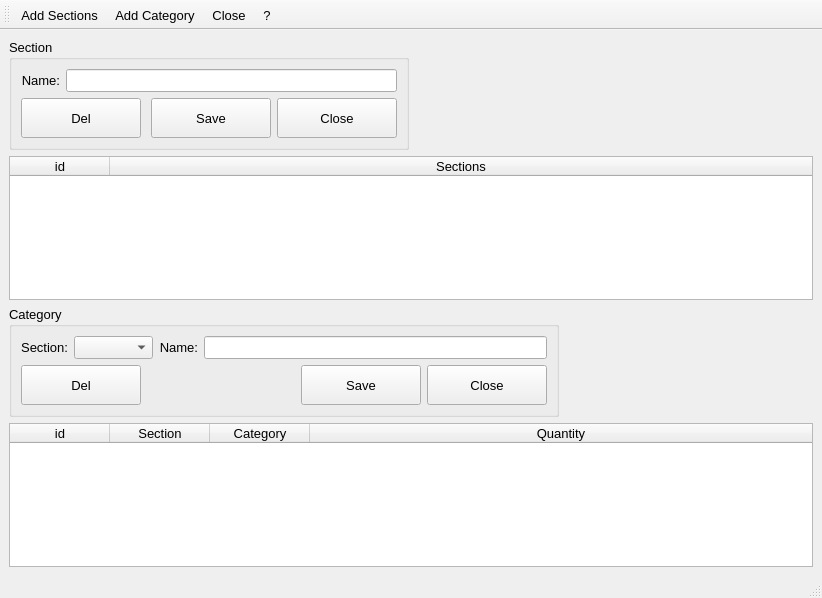
First picture: the form in librarian/sect_cat.ui, repository Skyrim78/Librarian, before the edit.
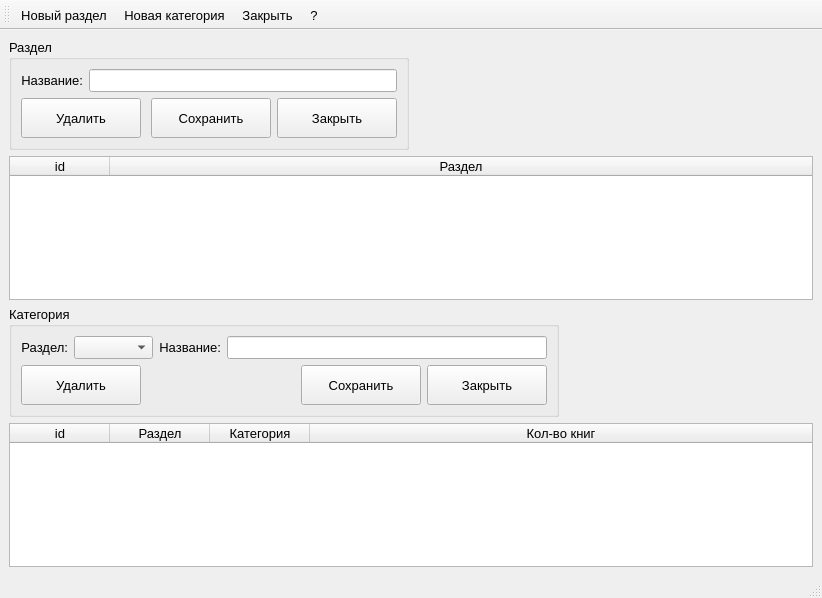
Second picture: the form after the edit.

```diff
--- a/librarian/sect_cat.ui
+++ b/librarian/sect_cat.ui
@@ -52,7 +52,7 @@
            </font>
           </property>
           <property name="title">
-           <string>Section</string>
+           <string>Раздел</string>
           </property>
           <layout class="QGridLayout" name="gridLayout">
            <item row="0" column="0">
@@ -62,7 +62,7 @@
                <item>
                 <widget class="QLabel" name="label">
                  <property name="text">
-                  <string>Name:</string>
+                  <string>Название:</string>
                  </property>
                  <property name="alignment">
                   <set>Qt::AlignRight|Qt::AlignTrailing|Qt::AlignVCenter</set>
@@ -91,7 +91,7 @@
                   </size>
                  </property>
                  <property name="text">
-                  <string>Del</string>
+                  <string>Удалить</string>
                  </property>
                 </widget>
                </item>
@@ -123,7 +123,7 @@
                   </size>
                  </property>
                  <property name="text">
-                  <string>Save</string>
+                  <string>Сохранить</string>
                  </property>
                 </widget>
                </item>
@@ -142,7 +142,7 @@
                   </size>
                  </property>
                  <property name="text">
-                  <string>Close</string>
+                  <string>Закрыть</string>
                  </property>
                 </widget>
                </item>
@@ -204,7 +204,7 @@
         </column>
         <column>
          <property name="text">
-          <string>Sections</string>
+          <string>Раздел</string>
          </property>
          <property name="font">
           <font>
@@ -232,7 +232,7 @@
            </size>
           </property>
           <property name="title">
-           <string>Category</string>
+           <string>Категория</string>
           </property>
           <layout class="QGridLayout" name="gridLayout_2">
            <item row="0" column="0">
@@ -240,7 +240,7 @@
              <item>
               <widget class="QLabel" name="label_2">
                <property name="text">
-                <string>Section:</string>
+                <string>Раздел:</string>
                </property>
                <property name="alignment">
                 <set>Qt::AlignRight|Qt::AlignTrailing|Qt::AlignVCenter</set>
@@ -253,7 +253,7 @@
              <item>
               <widget class="QLabel" name="label_3">
                <property name="text">
-                <string>Name:</string>
+                <string>Название:</string>
                </property>
                <property name="alignment">
                 <set>Qt::AlignRight|Qt::AlignTrailing|Qt::AlignVCenter</set>
@@ -282,7 +282,7 @@
                 </size>
                </property>
                <property name="text">
-                <string>Del</string>
+                <string>Удалить</string>
                </property>
               </widget>
              </item>
@@ -314,7 +314,7 @@
                 </size>
                </property>
                <property name="text">
-                <string>Save</string>
+                <string>Сохранить</string>
                </property>
               </widget>
              </item>
@@ -333,7 +333,7 @@
                 </size>
                </property>
                <property name="text">
-                <string>Close</string>
+                <string>Закрыть</string>
                </property>
               </widget>
              </item>
@@ -393,7 +393,7 @@
         </column>
         <column>
          <property name="text">
-          <string>Section</string>
+          <string>Раздел</string>
          </property>
          <property name="font">
           <font>
@@ -403,7 +403,7 @@
         </column>
         <column>
          <property name="text">
-          <string>Category</string>
+          <string>Категория</string>
          </property>
          <property name="font">
           <font>
@@ -414,7 +414,7 @@
         </column>
         <column>
          <property name="text">
-          <string>Quantity</string>
+          <string>Кол-во книг</string>
          </property>
          <property name="font">
           <font>
@@ -456,7 +456,7 @@
   </widget>
   <action name="actionAddSections">
    <property name="text">
-    <string>Add Sections</string>
+    <string>Новый раздел</string>
    </property>
    <property name="font">
     <font>
@@ -467,7 +467,7 @@
   </action>
   <action name="actionAddCategory">
    <property name="text">
-    <string>Add Category</string>
+    <string>Новая категория</string>
    </property>
    <property name="font">
     <font>
@@ -478,7 +478,7 @@
   </action>
   <action name="actionClose">
    <property name="text">
-    <string>Close</string>
+    <string>Закрыть</string>
    </property>
    <property name="font">
     <font>
```
